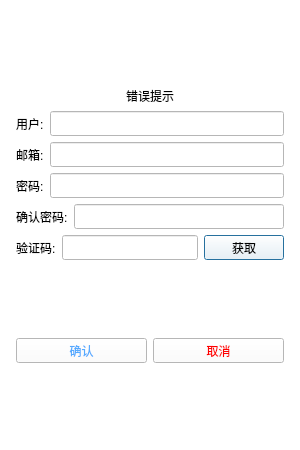
msrnnnnn/msrChat, file client/QmsrChat/registerdialog.ui: the form before one commit.
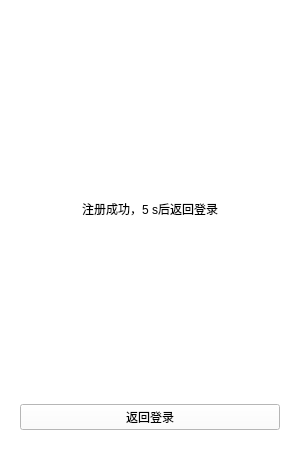
The form after the commit. The open tabs and pages were chosen to show the change. Custom widgets are drawn as their Qt base class.

Diff of the .ui file:
```diff
--- a/client/QmsrChat/registerdialog.ui
+++ b/client/QmsrChat/registerdialog.ui
@@ -30,6 +30,11 @@
   </property>
   <layout class="QVBoxLayout" name="verticalLayout_2">
    <item>
+    <widget class="QStackedWidget" name="stackedWidget">
+     <property name="currentIndex">
+      <number>0</number>
+     </property>
+     <widget class="QWidget" name="page">
     <layout class="QVBoxLayout" name="verticalLayout">
      <property name="leftMargin">
       <number>5</number>
@@ -361,9 +366,70 @@
       </spacer>
      </item>
     </layout>
+     </widget>
+     <widget class="QWidget" name="page_2">
+      <layout class="QVBoxLayout" name="verticalLayout_3">
+       <item>
+        <spacer name="verticalSpacer_4">
+         <property name="orientation">
+          <enum>Qt::Orientation::Vertical</enum>
+         </property>
+         <property name="sizeHint" stdset="0">
+          <size>
+           <width>20</width>
+           <height>40</height>
+          </size>
+         </property>
+        </spacer>
+       </item>
+       <item>
+        <widget class="QLabel" name="tip_lb">
+         <property name="text">
+          <string>注册成功，5 s后返回登录</string>
+         </property>
+         <property name="alignment">
+          <set>Qt::AlignmentFlag::AlignCenter</set>
+         </property>
+        </widget>
+       </item>
+       <item>
+        <spacer name="verticalSpacer_5">
+         <property name="orientation">
+          <enum>Qt::Orientation::Vertical</enum>
+         </property>
+         <property name="sizeHint" stdset="0">
+          <size>
+           <width>20</width>
+           <height>40</height>
+          </size>
+         </property>
+        </spacer>
+       </item>
+       <item>
+        <widget class="QPushButton" name="return_btn">
+         <property name="text">
+          <string>返回登录</string>
+         </property>
+        </widget>
+       </item>
+      </layout>
+     </widget>
+    </widget>
    </item>
   </layout>
  </widget>
  <resources/>
  <connections/>
+ <customwidgets>
+  <customwidget>
+   <class>TimerBtn</class>
+   <extends>QPushButton</extends>
+   <header>timerbtn.h</header>
+  </customwidget>
+  <customwidget>
+   <class>ClickedLabel</class>
+   <extends>QLabel</extends>
+   <header>clickedlabel.h</header>
+  </customwidget>
+ </customwidgets>
 </ui>
```
Left out of the diff: 40 changed lines with no effect on the pictures. Lines whose indentation alone changed are shown as unchanged.
